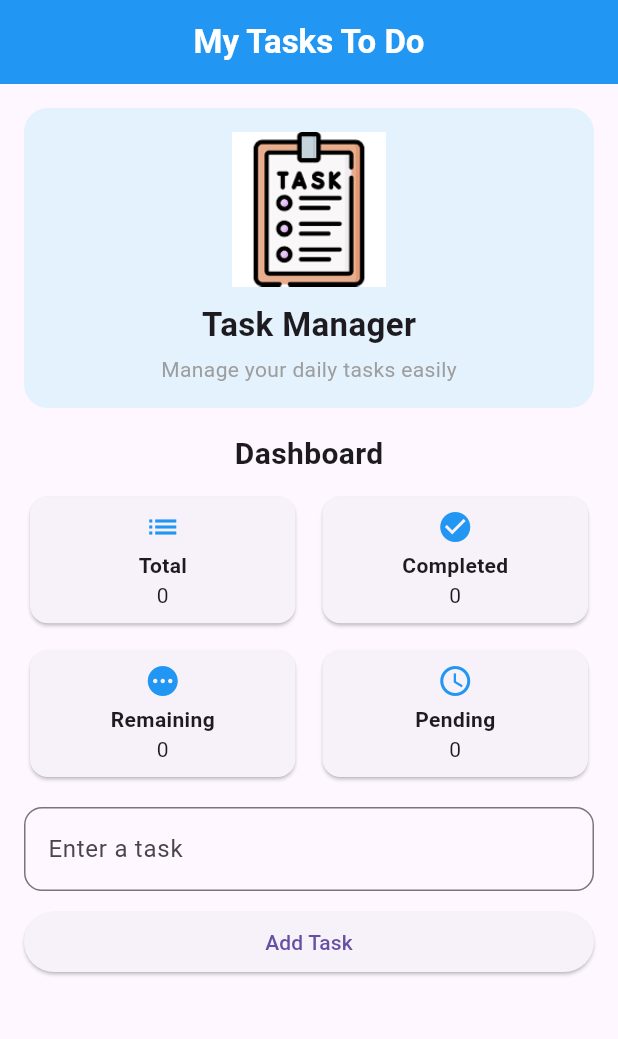
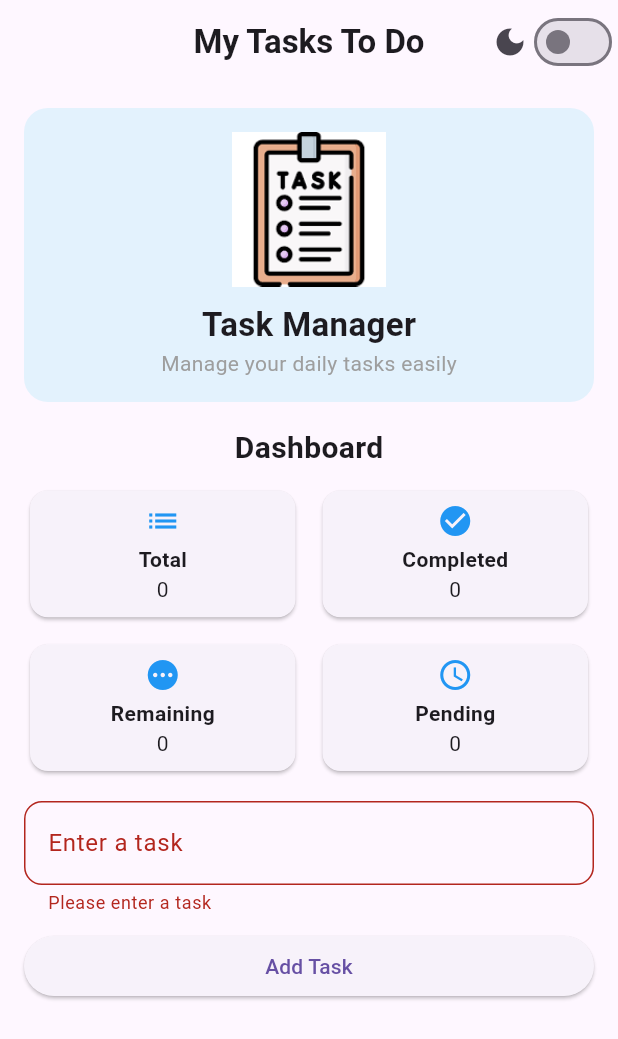
Before and after one commit to maitha-dev/todolist, a Flutter app: the screen it shows after launch, after a tap on "Add Task", on a phone screen of 412 x 824 dp. Shown: the top 1039 px of the screen. Run offline on Flutter 3.47's test engine with Material 3 defaults, Android fonts, the phone set to English and light mode, and no system bars; our stand-ins replace sqflite; accounts and stored records are empty.

Commit message:
task3 push

```diff
--- a/lib/main.dart
+++ b/lib/main.dart
@@ -1,3 +1,4 @@
+
 import 'package:flutter/material.dart';
 import 'database_helper.dart';
 
@@ -5,22 +6,42 @@ void main() {
   runApp(const MyApp());
 }
 
-/// ROOT APP
-class MyApp extends StatelessWidget {
+class MyApp extends StatefulWidget {
   const MyApp({super.key});
 
   @override
+  State<MyApp> createState() => _MyAppState();
+}
+
+class _MyAppState extends State<MyApp> {
+  bool isDark = false;
+
+  @override
   Widget build(BuildContext context) {
-    return const MaterialApp(
+    return MaterialApp(
       debugShowCheckedModeBanner: false,
-      home: TodoPage(),
+      theme: isDark ? ThemeData.dark() : ThemeData.light(),
+      home: TodoPage(
+        isDark: isDark,
+        onThemeChanged: (value) {
+          setState(() {
+            isDark = value;
+          });
+        },
+      ),
     );
   }
 }
 
-/// MAIN PAGE
 class TodoPage extends StatefulWidget {
-  const TodoPage({super.key});
+  final bool isDark;
+  final ValueChanged<bool> onThemeChanged;
+
+  const TodoPage({
+    super.key,
+    required this.isDark,
+    required this.onThemeChanged,
+  });
 
   @override
   State<TodoPage> createState() => _TodoPageState();
@@ -29,6 +50,7 @@ class TodoPage extends StatefulWidget {
 class _TodoPageState extends State<TodoPage> {
   final DatabaseHelper dbHelper = DatabaseHelper();
   final TextEditingController taskController = TextEditingController();
+  final GlobalKey<FormState> _formKey = GlobalKey<FormState>();
 
   List<Map<String, dynamic>> tasks = [];
 
@@ -38,24 +60,19 @@ class _TodoPageState extends State<TodoPage> {
     _loadTasks();
   }
 
-  /// LOAD TASKS
   void _loadTasks() async {
     final data = await dbHelper.getTasks();
-
     setState(() {
-      tasks = data
-          .map((e) => {
+      tasks = data.map((e) => {
         "id": e["id"],
         "title": e["title"],
         "done": e["done"] == 1,
-      })
-          .toList();
+      }).toList();
     });
   }
 
-  /// ADD TASK
   void _addTask() async {
-    if (taskController.text.trim().isEmpty) return;
+    if (!_formKey.currentState!.validate()) return;
 
     await dbHelper.insertTask({
       "title": taskController.text.trim(),
@@ -66,23 +83,36 @@ class _TodoPageState extends State<TodoPage> {
     _loadTasks();
   }
 
-  /// TOGGLE TASK
   void _toggleTask(int index) async {
     final task = tasks[index];
-
     await dbHelper.updateTask({
       "id": task["id"],
       "title": task["title"],
       "done": task["done"] ? 0 : 1,
     });
-
     _loadTasks();
   }
 
-  /// DELETE TASK
   void _deleteTask(int id) async {
     await dbHelper.deleteTask(id);
     _loadTasks();
+  }
+
+  Widget _card(String title, String value, IconData icon) {
+    return Card(
+      shape: RoundedRectangleBorder(borderRadius: BorderRadius.circular(12)),
+      child: Center(
+        child: Column(
+          mainAxisAlignment: MainAxisAlignment.center,
+          children: [
+            Icon(icon, color: Colors.blue),
+            const SizedBox(height: 4),
+            Text(title, style: const TextStyle(fontWeight: FontWeight.bold)),
+            Text(value),
+          ],
+        ),
+      ),
+    );
   }
 
   @override
@@ -97,17 +127,22 @@ class _TodoPageState extends State<TodoPage> {
           style: TextStyle(fontWeight: FontWeight.bold),
         ),
         centerTitle: true,
-        backgroundColor: Colors.blue,
-        foregroundColor: Colors.white,
+        actions: [
+          Row(
+            children: [
+              const Icon(Icons.dark_mode),
+              Switch(
+                value: widget.isDark,
+                onChanged: widget.onThemeChanged,
+              ),
+            ],
+          ),
+        ],
       ),
-
       body: Padding(
         padding: const EdgeInsets.all(16),
-
         child: Column(
           children: [
-
-            /// HEADER (IMAGE + TITLE)
             Container(
               width: double.infinity,
               padding: const EdgeInsets.all(16),
@@ -117,25 +152,15 @@ class _TodoPageState extends State<TodoPage> {
               ),
               child: Column(
                 children: [
-
-                  /// IMAGE (TASK ILLUSTRATION)
                   Image.asset(
                     "assets/images/task.png",
                     height: MediaQuery.of(context).size.width * 0.25,
                   ),
-
                   const SizedBox(height: 10),
-
                   const Text(
                     "Task Manager",
-                    style: TextStyle(
-                      fontSize: 22,
-                      fontWeight: FontWeight.bold,
-                    ),
+                    style: TextStyle(fontSize: 22, fontWeight: FontWeight.bold),
                   ),
-
-                  const SizedBox(height: 4),
-
                   const Text(
                     "Manage your daily tasks easily",
                     style: TextStyle(color: Colors.grey),
@@ -143,25 +168,15 @@ class _TodoPageState extends State<TodoPage> {
                 ],
               ),
             ),
-
             const SizedBox(height: 16),
-
-            /// DASHBOARD TITLE
             const Text(
               "Dashboard",
-              style: TextStyle(
-                fontSize: 20,
-                fontWeight: FontWeight.bold,
-              ),
+              style: TextStyle(fontSize: 20, fontWeight: FontWeight.bold),
             ),
-
             const SizedBox(height: 10),
-
-            /// DASHBOARD CARDS (GRID RESPONSIVE)
             LayoutBuilder(
               builder: (context, constraints) {
                 int columns = constraints.maxWidth > 600 ? 4 : 2;
-
                 return GridView.count(
                   crossAxisCount: columns,
                   shrinkWrap: true,
@@ -178,23 +193,26 @@ class _TodoPageState extends State<TodoPage> {
                 );
               },
             ),
-
             const SizedBox(height: 16),
-
-            /// INPUT FIELD
-            TextField(
-              controller: taskController,
-              decoration: InputDecoration(
-                labelText: "Enter a task",
-                border: OutlineInputBorder(
-                  borderRadius: BorderRadius.circular(12),
+            Form(
+              key: _formKey,
+              child: TextFormField(
+                controller: taskController,
+                decoration: InputDecoration(
+                  labelText: "Enter a task",
+                  border: OutlineInputBorder(
+                    borderRadius: BorderRadius.circular(12),
+                  ),
                 ),
+                validator: (value) {
+                  if (value == null || value.trim().isEmpty) {
+                    return "Please enter a task";
+                  }
+                  return null;
+                },
               ),
             ),
-
             const SizedBox(height: 10),
-
-            /// ADD BUTTON
             SizedBox(
               width: double.infinity,
               child: ElevatedButton(
@@ -202,23 +220,18 @@ class _TodoPageState extends State<TodoPage> {
                 child: const Text("Add Task"),
               ),
             ),
-
             const SizedBox(height: 10),
-
-            /// TASK LIST
             Expanded(
               child: ListView.builder(
                 itemCount: tasks.length,
                 itemBuilder: (context, index) {
                   final task = tasks[index];
-
                   return Card(
                     child: ListTile(
                       leading: Checkbox(
                         value: task["done"],
                         onChanged: (_) => _toggleTask(index),
                       ),
-
                       title: Text(
                         task["title"],
                         style: TextStyle(
@@ -227,7 +240,6 @@ class _TodoPageState extends State<TodoPage> {
                               : TextDecoration.none,
                         ),
                       ),
-
                       trailing: IconButton(
                         icon: const Icon(Icons.delete, color: Colors.red),
                         onPressed: () => _deleteTask(task["id"]),
@@ -243,29 +255,6 @@ class _TodoPageState extends State<TodoPage> {
     );
   }
 
-  /// DASHBOARD CARD WIDGET
-  Widget _card(String title, String value, IconData icon) {
-    return Card(
-      shape: RoundedRectangleBorder(
-        borderRadius: BorderRadius.circular(12),
-      ),
-      child: Center(
-        child: Column(
-          mainAxisAlignment: MainAxisAlignment.center,
-          children: [
-            Icon(icon, color: Colors.blue),
-            const SizedBox(height: 4),
-            Text(
-              title,
-              style: const TextStyle(fontWeight: FontWeight.bold),
-            ),
-            Text(value),
-          ],
-        ),
-      ),
-    );
-  }
-
   @override
   void dispose() {
     taskController.dispose();
```
